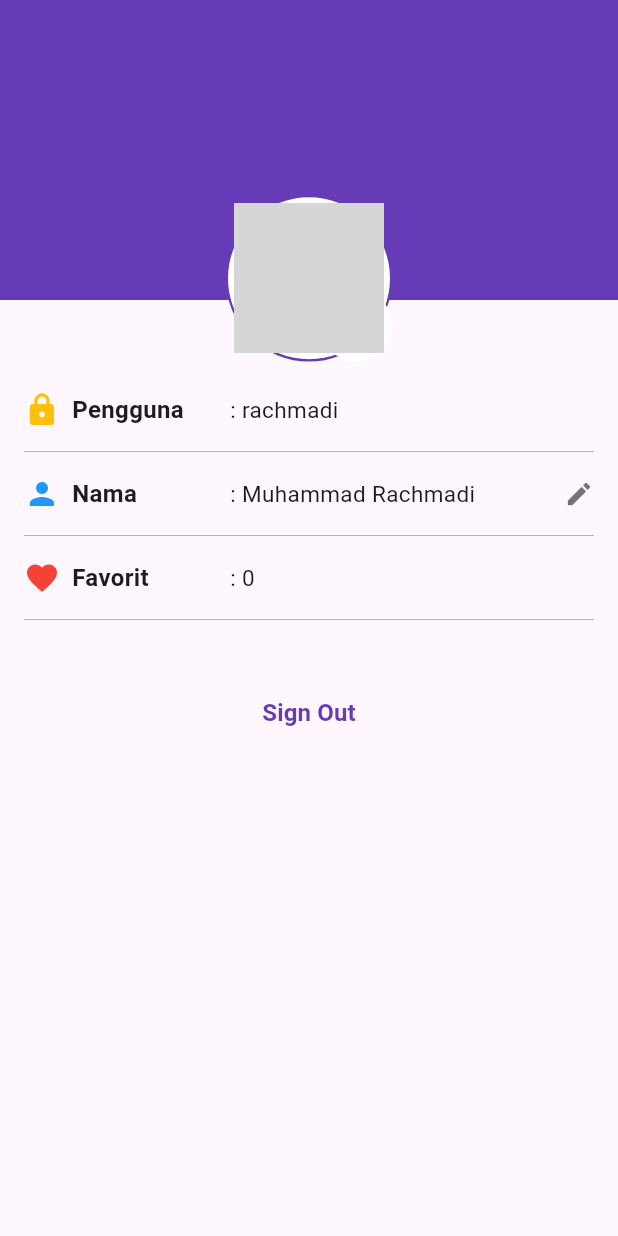
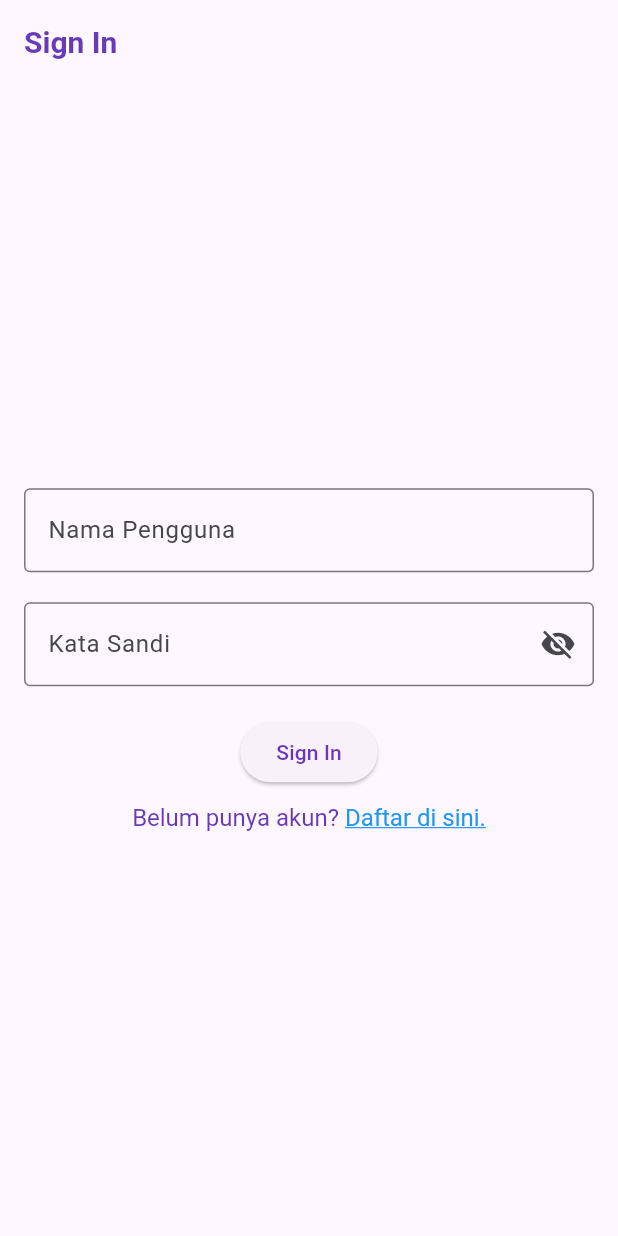
Before and after one commit to nadasalsa10/wisata_candi_Nada, a Flutter app: the screen it shows after launch, on a phone screen of 412 x 824 dp. Run offline on Flutter 3.47's test engine with Material 3 defaults, Android fonts, the phone set to English and light mode, and no system bars; grey boxes are pictures that could not be loaded.

Commit message:
menambahkan sign_in

```diff
--- a/lib/main.dart
+++ b/lib/main.dart
@@ -1,5 +1,6 @@
 import 'package:flutter/material.dart';
-import 'package:wisata_candi_nada/screens/profile_screen.dart';
+import 'package:wisata_candi_nada/data/candi_data.dart';
+import 'package:wisata_candi_nada/screen/sign_in_screen.dart';
 
 void main() => runApp(const MyApp());
 
@@ -10,11 +11,24 @@
   Widget build(BuildContext context) {
     return MaterialApp(
       title: 'Wisata Candi',
+      debugShowCheckedModeBanner: false,
       theme: ThemeData(
-        colorScheme: ColorScheme.fromSeed(seedColor: Colors.deepPurple),
+        appBarTheme: const AppBarTheme(
+          iconTheme: IconThemeData(color: Colors.deepPurple),
+          titleTextStyle: TextStyle(
+            color: Colors.deepPurple,
+            fontSize: 20,
+            fontWeight: FontWeight.bold,
+          ),
+        ),
+        colorScheme: ColorScheme.fromSeed(seedColor: Colors.deepPurple)
+            .copyWith(primary: Colors.deepPurple),
         useMaterial3: true,
       ),
-      home: const ProfileScreen(),
+      // Ganti sesuai layar yang mau dicoba:
+      // const ProfileScreen()  atau  const SignInScreen()
+      //home: DetailScreen(candi: candiList[0]),
+      home: const SignInScreen(),
     );
   }
 }
--- /dev/null
+++ b/lib/screen/profile_screen.dart
@@ -0,0 +1,70 @@
+import 'package:flutter/material.dart';
+
+class ProfileScreen extends StatefulWidget {
+  const ProfileScreen({super.key});
+
+  @override
+  State<ProfileScreen> createState() => _ProfileScreenState();
+}
+
+class _ProfileScreenState extends State<ProfileScreen> {
+  //TODO: 1. Deklarasikan variabel yang dibutuhkan
+  bool isSignedIn = false;
+  String fullName = '';
+  String userName = '';
+  int favoriteCandisCount = 0;
+
+  @override
+  Widget build(BuildContext context) {
+    return Scaffold(
+      body: Stack(
+        children: [
+          Container(
+            height: 200,
+            width: double.infinity,
+            color: Colors.deepPurple,
+          ),
+          Padding(
+            padding: const EdgeInsets.symmetric(horizontal: 16),
+            child: Column(
+              children: [
+                //TODO: 2. Buat ProfileHeader (foto profil)
+                const SizedBox(height: 150),
+                Align(
+                  alignment: Alignment.topCenter,
+                  child: Stack(
+                    alignment: Alignment.bottomRight,
+                    children: [
+                      Container(
+                        decoration: BoxDecoration(
+                          border: Border.all(
+                            color: Colors.deepPurple,
+                            width: 2,
+                          ),
+                          shape: BoxShape.circle,
+                        ),
+                        child: const CircleAvatar(
+                          radius: 50,
+                          backgroundImage:
+                              AssetImage('images/placeholder_image.png'),
+                        ),
+                      ),
+                      if (isSignedIn)
+                        IconButton(
+                          onPressed: () {},
+                          icon: Icon(
+                            Icons.camera_alt,
+                            color: Colors.deepPurple[50],
+                          ),
+                        ),
+                    ],
+                  ),
+                ),
+              ],
+            ),
+          ),
+        ],
+      ),
+    );
+  }
+}
--- /dev/null
+++ b/lib/screen/sign_in_screen.dart
@@ -0,0 +1,101 @@
+import 'package:flutter/gestures.dart';
+import 'package:flutter/material.dart';
+
+class SignInScreen extends StatefulWidget {
+  const SignInScreen({super.key});
+
+  @override
+  State<SignInScreen> createState() => _SignInScreenState();
+}
+
+class _SignInScreenState extends State<SignInScreen> {
+  // TODO: 1. Deklarasikan variabel
+  final TextEditingController _usernameController = TextEditingController();
+  final TextEditingController _passwordController = TextEditingController();
+
+  String _errorText = '';
+  bool _isSignedIn = false;
+  bool _obscurePassword = true;
+
+  @override
+  Widget build(BuildContext context) {
+    return Scaffold(
+      // TODO: 2. Pasang AppBar
+      appBar: AppBar(title: const Text('Sign In')),
+      // TODO: 3. Pasang body
+      body: Center(
+        child: SingleChildScrollView(
+          child: Padding(
+            padding: const EdgeInsets.all(16),
+            child: Form(
+              child: Column(
+                // TODO: 4. Atur alignment
+                mainAxisAlignment: MainAxisAlignment.center,
+                crossAxisAlignment: CrossAxisAlignment.center,
+                children: [
+                  // TODO: 5. Pasang TextFormField nama pengguna
+                  TextFormField(
+                    controller: _usernameController,
+                    decoration: const InputDecoration(
+                      labelText: 'Nama Pengguna',
+                      border: OutlineInputBorder(),
+                    ),
+                  ),
+
+                  // TODO: 6. Pasang TextFormField kata sandi
+                  const SizedBox(height: 20),
+                  TextFormField(
+                    controller: _passwordController,
+                    decoration: InputDecoration(
+                      labelText: 'Kata Sandi',
+                      errorText: _errorText.isNotEmpty ? _errorText : null,
+                      border: const OutlineInputBorder(),
+                      suffixIcon: IconButton(
+                        onPressed: () {
+                          setState(() {
+                            _obscurePassword = !_obscurePassword;
+                          });
+                        },
+                        icon: Icon(
+                          _obscurePassword
+                              ? Icons.visibility_off
+                              : Icons.visibility,
+                        ),
+                      ),
+                    ),
+                    obscureText: _obscurePassword,
+                  ),
+
+                  // TODO: 7. Pasang ElevatedButton Sign In
+                  const SizedBox(height: 20),
+                  ElevatedButton(
+                    onPressed: () {},
+                    child: const Text('Sign In'),
+                  ),
+
+                  // TODO: 8. Pasang TextButton Sign Up
+                    const SizedBox(height: 10),
+                  RichText(
+                    text: TextSpan(
+                      text: 'Belum punya akun? ',
+                      style: const TextStyle(fontSize: 16, color: Colors.deepPurple),
+                      children: [
+                        TextSpan(
+                          text: 'Daftar di sini.',
+                          style: const TextStyle(
+                              color: Colors.blue,
+                              decoration: TextDecoration.underline),
+                          recognizer: TapGestureRecognizer()..onTap = () {},
+                        ),
+                      ],
+                    ),
+                  ),
+                ],   // <- penutup children Column
+              ),
+            ),
+          ),
+        ),
+      ),
+    );
+  }
+}
--- a/lib/screens/profile_screen.dart
+++ /dev/null
@@ -1,228 +0,0 @@
-import 'package:flutter/material.dart';
-
-class ProfileScreen extends StatefulWidget {
-  const ProfileScreen({super.key});
-
-  @override
-  State<ProfileScreen> createState() => _ProfileScreenState();
-}
-
-class _ProfileScreenState extends State<ProfileScreen> {
-  // TODO: 1. Deklarasikan variabel yang dibutuhkan.
-  bool isSignedIn = true;
-  String fullName = 'Muhammad Rachmadi';
-  String userName = 'rachmadi';
-  int favoriteCandiCount = 0;
-
-  void _signIn() {
-    setState(() {
-      isSignedIn = true;
-    });
-  }
-
-  void _signOut() {
-    setState(() {
-      isSignedIn = false;
-    });
-  }
-
-  @override
-  Widget build(BuildContext context) {
-    return Scaffold(
-      body: Stack(
-        children: [
-          // Latar belakang ungu di bagian atas
-          Container(
-            height: 200,
-            width: double.infinity,
-            color: Colors.deepPurple,
-          ),
-          // Konten Utama
-          Padding(
-            padding: const EdgeInsets.symmetric(horizontal: 16.0),
-            child: Column(
-              children: [
-                const SizedBox(height: 130),
-
-                // TODO: 2. Buat bagian ProfileHeader yang berisi gambar profil
-                Center(
-                  child: Stack(
-                    alignment: Alignment.bottomRight,
-                    children: [
-                      Container(
-                        padding: const EdgeInsets.all(4),
-                        decoration: BoxDecoration(
-                          shape: BoxShape.circle,
-                          color: Colors.white,
-                          border: Border.all(color: Colors.deepPurple, width: 1.5),
-                        ),
-                        child: CircleAvatar(
-                          radius: 50,
-                          backgroundColor: Colors.grey[300],
-                          backgroundImage: const AssetImage('assets/images/placeholder_image.png'),
-                          child: const Icon(
-                            Icons.person,
-                            size: 65,
-                            color: Colors.white,
-                          ),
-                        ),
-                      ),
-                      if (isSignedIn)
-                        Positioned(
-                          right: 0,
-                          bottom: 0,
-                          child: Container(
-                            decoration: const BoxDecoration(
-                              color: Colors.white,
-                              shape: BoxShape.circle,
-                            ),
-                            child: IconButton(
-                              constraints: const BoxConstraints(),
-                              padding: const EdgeInsets.all(4),
-                              onPressed: () {},
-                              icon: const Icon(
-                                Icons.camera_alt,
-                                size: 18,
-                                color: Colors.deepPurple,
-                              ),
-                            ),
-                          ),
-                        ),
-                    ],
-                  ),
-                ),
-                const SizedBox(height: 20),
-
-                // TODO: 3. Buat bagian ProfileInfo yang berisi info Profile
-                // Row 1: Pengguna (Tanpa Icon Edit)
-                Row(
-                  children: [
-                    SizedBox(
-                      width: MediaQuery.of(context).size.width / 3,
-                      child: const Row(
-                        children: [
-                          Icon(Icons.lock, color: Colors.amber),
-                          SizedBox(width: 8),
-                          Text(
-                            'Pengguna',
-                            style: TextStyle(
-                              fontSize: 16,
-                              fontWeight: FontWeight.bold,
-                            ),
-                          ),
-                        ],
-                      ),
-                    ),
-                    Expanded(
-                      child: Text(
-                        ': $userName',
-                        style: const TextStyle(fontSize: 15),
-                      ),
-                    ),
-                  ],
-                ),
-                const SizedBox(height: 8),
-                const Divider(color: Colors.grey, thickness: 0.5),
-                const SizedBox(height: 8),
-
-                // Row 2: Nama (Dengan Icon Edit di Ujung Kanan)
-                Row(
-                  children: [
-                    SizedBox(
-                      width: MediaQuery.of(context).size.width / 3,
-                      child: const Row(
-                        children: [
-                          Icon(Icons.person, color: Colors.blue),
-                          SizedBox(width: 8),
-                          Text(
-                            'Nama',
-                            style: TextStyle(
-                              fontSize: 16,
-                              fontWeight: FontWeight.bold,
-                            ),
-                          ),
-                        ],
-                      ),
-                    ),
-                    Expanded(
-                      child: Text(
-                        ': $fullName',
-                        style: const TextStyle(fontSize: 15),
-                      ),
-                    ),
-                    if (isSignedIn)
-                      const Icon(Icons.edit, size: 20, color: Colors.black54),
-                  ],
-                ),
-                const SizedBox(height: 8),
-                const Divider(color: Colors.grey, thickness: 0.5),
-                const SizedBox(height: 8),
-
-                // Row 3: Favorit (Tanpa Icon Edit)
-                Row(
-                  children: [
-                    SizedBox(
-                      width: MediaQuery.of(context).size.width / 3,
-                      child: const Row(
-                        children: [
-                          Icon(Icons.favorite, color: Colors.red),
-                          SizedBox(width: 8),
-                          Text(
-                            'Favorit',
-                            style: TextStyle(
-                              fontSize: 16,
-                              fontWeight: FontWeight.bold,
-                            ),
-                          ),
-                        ],
-                      ),
-                    ),
-                    Expanded(
-                      child: Text(
-                        ': $favoriteCandiCount',
-                        style: const TextStyle(fontSize: 15),
-                      ),
-                    ),
-                  ],
-                ),
-                const SizedBox(height: 8),
-                const Divider(color: Colors.grey, thickness: 0.5),
-                const SizedBox(height: 30),
-
-                // TODO: 4. Buat bagian ProfileAction yang berisi TextButton sign in/sign out
-                Row(
-                  mainAxisAlignment: MainAxisAlignment.center,
-                  children: [
-                    isSignedIn
-                        ? TextButton(
-                            onPressed: _signOut,
-                            child: const Text(
-                              'Sign Out',
-                              style: TextStyle(
-                                color: Colors.deepPurple,
-                                fontSize: 16,
-                                fontWeight: FontWeight.bold,
-                              ),
-                            ),
-                          )
-                        : TextButton(
-                            onPressed: _signIn,
-                            child: const Text(
-                              'Sign In',
-                              style: TextStyle(
-                                color: Colors.blue,
-                                fontSize: 16,
-                                fontWeight: FontWeight.bold,
-                              ),
-                            ),
-                          ),
-                  ],
-                ),
-              ],
-            ),
-          ),
-        ],
-      ),
-    );
-  }
-}
```
Also changed, not shown: lib/screen/detail_screen.dart (renamed from lib/screens/detail_screen.dart).
